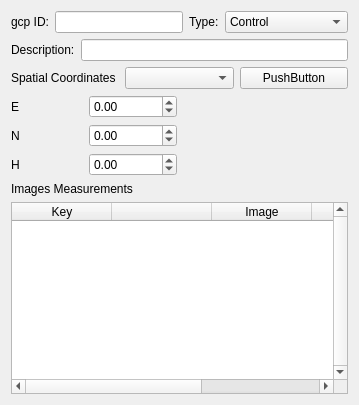
Qt form trunk/interface/project/PointLayout.ui (e-foto/e-foto) before a commit.
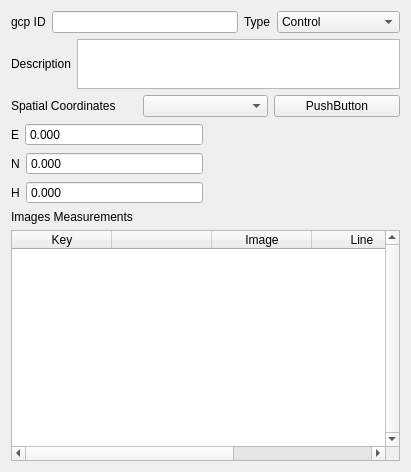
The same form after that commit. Custom widgets are drawn as their Qt base class.

Commit message: ImageForm and PointForm upgraded.

Diff of the .ui file:
```diff
--- a/trunk/interface/project/PointLayout.ui
+++ b/trunk/interface/project/PointLayout.ui
@@ -6,8 +6,8 @@
    <rect>
     <x>0</x>
     <y>0</y>
-    <width>359</width>
-    <height>405</height>
+    <width>411</width>
+    <height>472</height>
    </rect>
   </property>
   <property name="windowTitle">
@@ -21,7 +21,7 @@
        <item>
         <widget class="QLabel" name="label">
          <property name="text">
-          <string>gcp ID:</string>
+          <string>gcp ID</string>
          </property>
         </widget>
        </item>
@@ -35,7 +35,7 @@
        <item>
         <widget class="QLabel" name="label_9">
          <property name="text">
-          <string>Type:</string>
+          <string>Type</string>
          </property>
         </widget>
        </item>
@@ -67,12 +67,19 @@
      <item>
       <widget class="QLabel" name="label_2">
        <property name="text">
-        <string>Description:</string>
+        <string>Description</string>
        </property>
       </widget>
      </item>
      <item>
-      <widget class="QLineEdit" name="lineEditDescription"/>
+      <widget class="QTextEdit" name="textEditDescription">
+       <property name="maximumSize">
+        <size>
+         <width>16777215</width>
+         <height>50</height>
+        </size>
+       </property>
+      </widget>
      </item>
     </layout>
    </item>
@@ -98,11 +105,11 @@
     </layout>
    </item>
    <item>
-    <layout class="QHBoxLayout" name="horizontalLayout_5">
+    <layout class="QHBoxLayout" name="horizontalLayout_5" stretch="1,1">
      <item>
       <layout class="QVBoxLayout" name="verticalLayout">
        <item>
-        <layout class="QHBoxLayout" name="horizontalLayout_7">
+        <layout class="QHBoxLayout" name="horizontalLayout_10" stretch="0,1">
          <item>
           <widget class="QLabel" name="label_12">
            <property name="text">
@@ -112,14 +119,23 @@
          </item>
          <item>
           <widget class="QDoubleSpinBox" name="eDoubleSpinBox">
+           <property name="buttonSymbols">
+            <enum>QAbstractSpinBox::NoButtons</enum>
+           </property>
            <property name="accelerated">
             <bool>true</bool>
            </property>
+           <property name="suffix">
+            <string/>
+           </property>
+           <property name="decimals">
+            <number>3</number>
+           </property>
            <property name="minimum">
-            <double>-999999000.000000000000000</double>
+            <double>-999999.000000000000000</double>
            </property>
            <property name="maximum">
-            <double>999999999.000000000000000</double>
+            <double>999999.000000000000000</double>
            </property>
            <property name="value">
             <double>0.000000000000000</double>
@@ -129,7 +145,7 @@
         </layout>
        </item>
        <item>
-        <layout class="QHBoxLayout" name="horizontalLayout_8">
+        <layout class="QHBoxLayout" name="horizontalLayout_11" stretch="0,1">
          <item>
           <widget class="QLabel" name="label_11">
            <property name="text">
@@ -139,21 +155,30 @@
          </item>
          <item>
           <widget class="QDoubleSpinBox" name="nDoubleSpinBox">
+           <property name="buttonSymbols">
+            <enum>QAbstractSpinBox::NoButtons</enum>
+           </property>
            <property name="accelerated">
             <bool>true</bool>
            </property>
+           <property name="decimals">
+            <number>3</number>
+           </property>
            <property name="minimum">
-            <double>-999999999.000000000000000</double>
+            <double>-9999999.000000000000000</double>
            </property>
            <property name="maximum">
-            <double>999999999.990000009536743</double>
+            <double>9999999.000000000000000</double>
+           </property>
+           <property name="value">
+            <double>0.000000000000000</double>
            </property>
           </widget>
          </item>
         </layout>
        </item>
        <item>
-        <layout class="QHBoxLayout" name="horizontalLayout_9">
+        <layout class="QHBoxLayout" name="horizontalLayout_12" stretch="0,1">
          <item>
           <widget class="QLabel" name="label_10">
            <property name="text">
@@ -163,14 +188,20 @@
          </item>
          <item>
           <widget class="QDoubleSpinBox" name="hDoubleSpinBox">
+           <property name="buttonSymbols">
+            <enum>QAbstractSpinBox::NoButtons</enum>
+           </property>
            <property name="accelerated">
             <bool>true</bool>
            </property>
+           <property name="decimals">
+            <number>3</number>
+           </property>
            <property name="minimum">
-            <double>-999999999.000000000000000</double>
+            <double>-9999.000000000000000</double>
            </property>
            <property name="maximum">
-            <double>999999999.990000009536743</double>
+            <double>9999.000000000000000</double>
            </property>
           </widget>
          </item>
```
Left out of the diff: 2 changed lines with no effect on the pictures. The commit also changes 8 other files.
